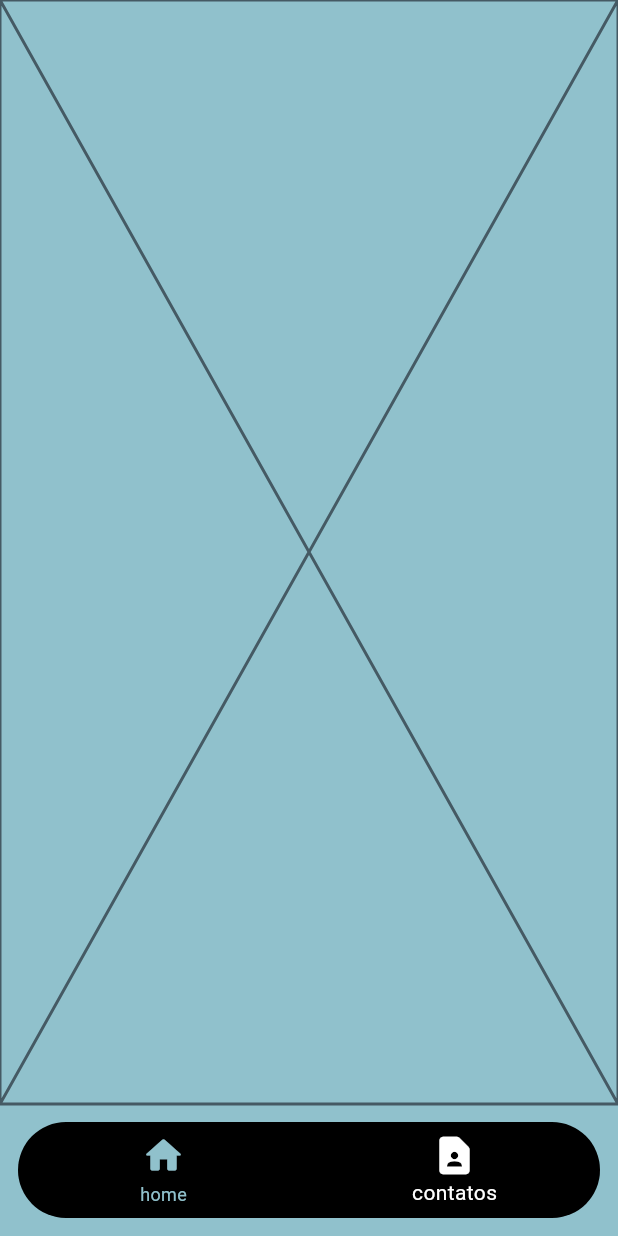
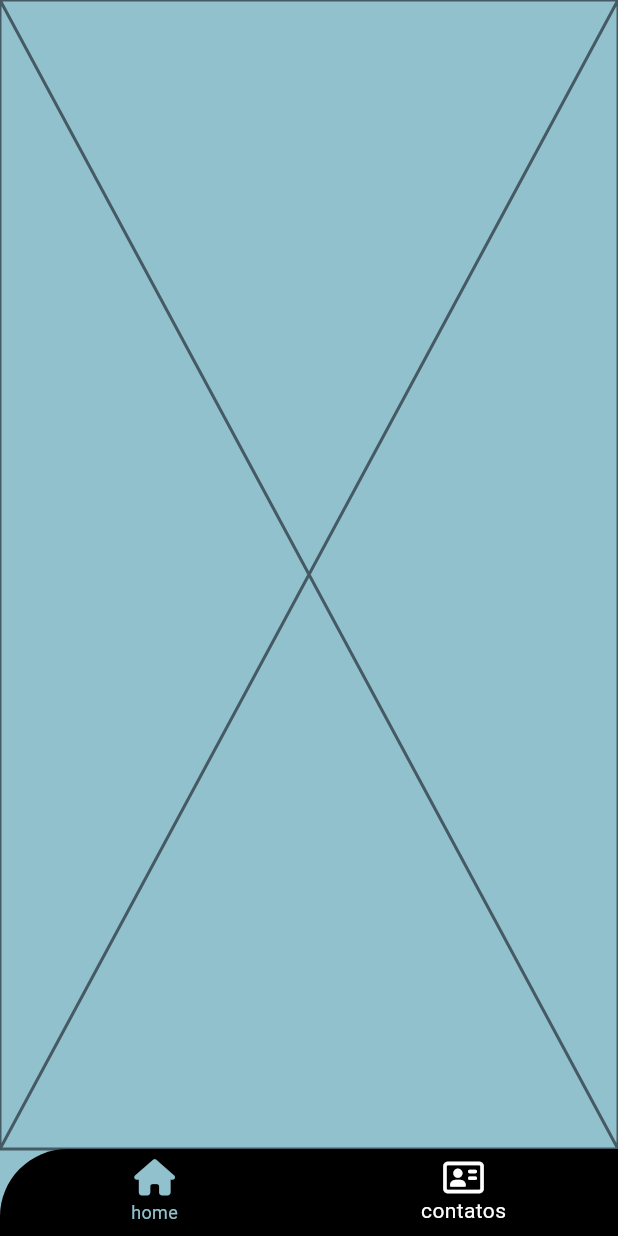
Before and after one commit to jusylopes/flutter_flame, a Flutter app: the screen it shows after launch, item 2 of the bottom bar chosen, on a phone screen of 412 x 824 dp. Run offline on Flutter 3.47's test engine with Material 3 defaults, Android fonts, the phone set to English and light mode, and no system bars; our stand-ins replace equatable, flutter_bloc, flutter_local_notifications, font_awesome_flutter, permission_handler, rive; missing offline and left inert: flutter_blue_classic, workmanager.

Commit message:
feat: update HomeScreen to use FontAwesome icons in BottomNavigationBar for improved aesthetics

```diff
--- a/lib/screens/fire_screen.dart
+++ b/lib/screens/fire_screen.dart
@@ -43,7 +43,7 @@ class _FireScreenState extends State<FireScreen> {
           ),
           BlocBuilder<BluetoothCubit, BluetoothState>(
             builder: (context, state) {
-              const bool isFireDetected = true;
+              bool isFireDetected = state.receivedData == '1';
 
               if (state.isConnecting) {
                 return Column(
@@ -99,11 +99,11 @@ class _FireScreenState extends State<FireScreen> {
                           child: Column(
                             crossAxisAlignment: CrossAxisAlignment.start,
                             children: [
-                              const Text(
+                              Text(
                                 isFireDetected
                                     ? "fogo detectado"
                                     : "tudo certo por aqui!",
-                                style: TextStyle(
+                                style: const TextStyle(
                                   fontSize: 55,
                                   fontWeight: FontWeight.bold,
                                   fontFamily: AppStrings.appFontFamily,
--- a/lib/screens/home_screen.dart
+++ b/lib/screens/home_screen.dart
@@ -1,6 +1,7 @@
 import 'package:flutter/material.dart';
 import 'package:flutter_flame/screens/contact_screen.dart';
 import 'package:flutter_flame/screens/fire_screen.dart';
+import 'package:font_awesome_flutter/font_awesome_flutter.dart';
 
 class HomeScreen extends StatefulWidget {
   const HomeScreen({super.key});
@@ -29,23 +30,21 @@ class _HomeScreenState extends State<HomeScreen> {
       body: Center(
         child: _pages.elementAt(_selectedIndex),
       ),
-      bottomNavigationBar: Padding(
-        padding: const EdgeInsets.all(12.0),
-        child: ClipRRect(
-          borderRadius: BorderRadius.circular(80),
+      bottomNavigationBar: ClipRRect(
+        borderRadius: const BorderRadius.only(
+          topLeft: Radius.circular(45),
+        ),
         child: BottomNavigationBar(
             items: const <BottomNavigationBarItem>[
               BottomNavigationBarItem(
-                  icon: Icon(
-                    Icons.home_rounded,
-                    size: 30,
+                icon: FaIcon(
+                  FontAwesomeIcons.house,
                 ),
                 label: 'home',
               ),
               BottomNavigationBarItem(
-                  icon: Icon(
-                    Icons.contact_page_rounded,
-                    size: 30,
+                icon: FaIcon(
+                  FontAwesomeIcons.addressCard,
                 ),
                 label: 'contatos',
               ),
@@ -56,7 +55,6 @@ class _HomeScreenState extends State<HomeScreen> {
             unselectedItemColor: Theme.of(context).scaffoldBackgroundColor,
             selectedItemColor: Colors.white),
       ),
-      ),
     );
   }
 }
```
Also changed, not shown: lib/services/background_service.dart (added, +35 -0 lines), 13 other files. Lines whose indentation alone changed are shown as unchanged.
